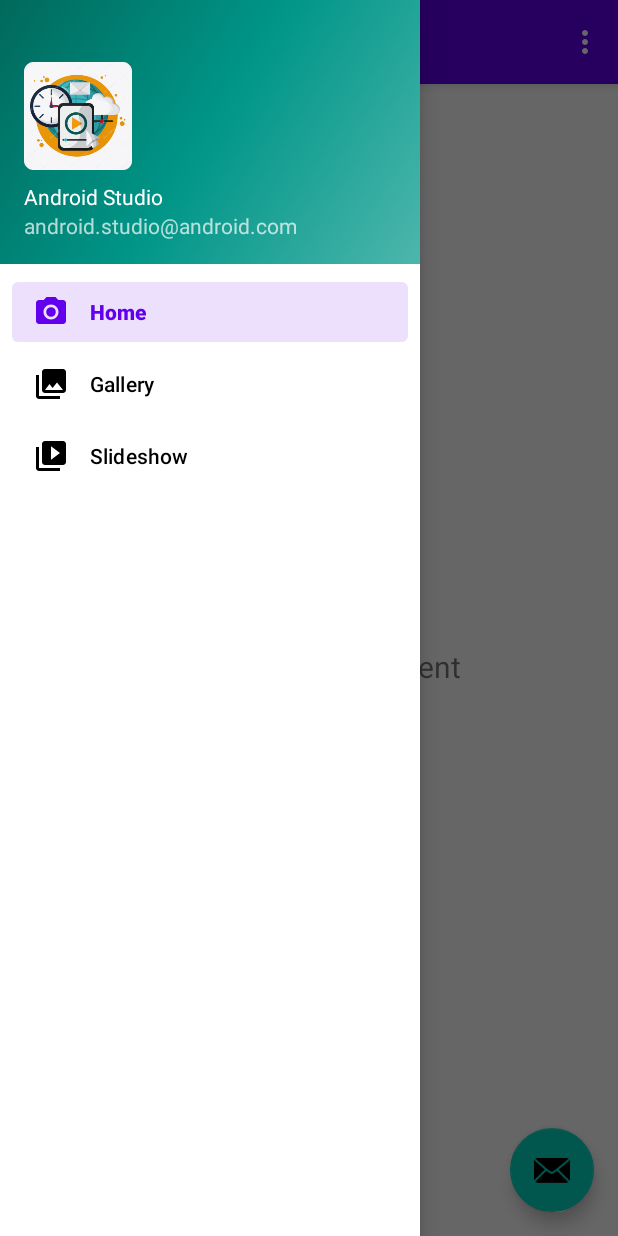
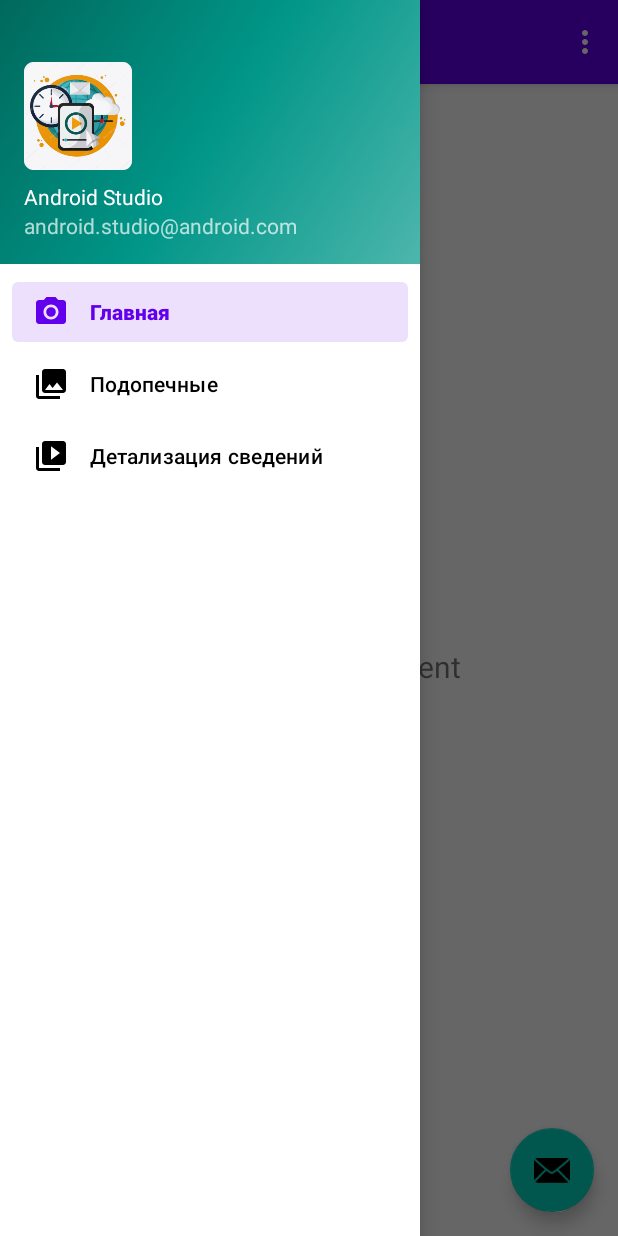
Before and after one commit to stdimensiy/Control_Panel_DA, an Android app: the screen it shows after launch (MainActivity), with the side drawer open, on a phone screen of 412 x 824 dp. Run offline under Robolectric (Android 15) with nearby library versions, the phone set to English and light mode, and no system bars; our stand-ins replace navigation-ui.

Commit message:
Bpv 0.4 Разработка UI - выполнен рефакторинг стандартного шаблона - добавлен в модуль users recyclerView и к нему viewHolder - пользователи добавлены непосредственно в адаптер (заглушка)

```diff
--- a/app/src/main/java/ru/vdv/dadapprovescontrolpanel/MainActivity.kt
+++ b/app/src/main/java/ru/vdv/dadapprovescontrolpanel/MainActivity.kt
@@ -38,7 +38,7 @@ class MainActivity : AppCompatActivity() {
         // menu should be considered as top level destinations.
         appBarConfiguration = AppBarConfiguration(
             setOf(
-                R.id.nav_home, R.id.nav_gallery, R.id.nav_slideshow
+                R.id.nav_home, R.id.nav_users, R.id.nav_user_details
             ), drawerLayout
         )
         setupActionBarWithNavController(navController, appBarConfiguration)
--- /dev/null
+++ b/app/src/main/java/ru/vdv/dadapprovescontrolpanel/domain/User.kt
@@ -0,0 +1,3 @@
+package ru.vdv.dadapprovescontrolpanel.domain
+
+data class User(val name: String)
--- a/app/src/main/java/ru/vdv/dadapprovescontrolpanel/ui/gallery/GalleryViewModel.kt
+++ b/app/src/main/java/ru/vdv/dadapprovescontrolpanel/ui/users/UsersViewModel.kt
@@ -1,10 +1,10 @@
-package ru.vdv.dadapprovescontrolpanel.ui.gallery
+package ru.vdv.dadapprovescontrolpanel.ui.users
 
 import androidx.lifecycle.LiveData
 import androidx.lifecycle.MutableLiveData
 import androidx.lifecycle.ViewModel
 
-class GalleryViewModel : ViewModel() {
+class UsersViewModel : ViewModel() {
 
     private val _text = MutableLiveData<String>().apply {
         value = "This is gallery Fragment"
--- a/app/src/main/java/ru/vdv/dadapprovescontrolpanel/ui/slideshow/SlideshowViewModel.kt
+++ b/app/src/main/java/ru/vdv/dadapprovescontrolpanel/ui/users/details/UserDetailsViewModel.kt
@@ -1,10 +1,10 @@
-package ru.vdv.dadapprovescontrolpanel.ui.slideshow
+package ru.vdv.dadapprovescontrolpanel.ui.users.details
 
 import androidx.lifecycle.LiveData
 import androidx.lifecycle.MutableLiveData
 import androidx.lifecycle.ViewModel
 
-class SlideshowViewModel : ViewModel() {
+class UserDetailsViewModel : ViewModel() {
 
     private val _text = MutableLiveData<String>().apply {
         value = "This is slideshow Fragment"
--- a/app/src/main/res/layout/app_bar_main.xml
+++ b/app/src/main/res/layout/app_bar_main.xml
@@ -29,6 +29,7 @@
         android:layout_gravity="bottom|end"
         android:layout_marginEnd="@dimen/fab_margin"
         android:layout_marginBottom="16dp"
-        app:srcCompat="@android:drawable/ic_dialog_email" />
+        app:srcCompat="@android:drawable/ic_dialog_email"
+        android:contentDescription="@string/fab_contentDescription" />
 
 </androidx.coordinatorlayout.widget.CoordinatorLayout>
--- a/app/src/main/res/layout/fragment_slideshow.xml
+++ b/app/src/main/res/layout/fragment_user_details.xml
@@ -4,10 +4,10 @@
     xmlns:tools="http://schemas.android.com/tools"
     android:layout_width="match_parent"
     android:layout_height="match_parent"
-    tools:context=".ui.slideshow.SlideshowFragment">
+    tools:context=".ui.users.details.UserDetailsFragment">
 
     <TextView
-        android:id="@+id/text_slideshow"
+        android:id="@+id/stub_text_fragment_user_details"
         android:layout_width="match_parent"
         android:layout_height="wrap_content"
         android:layout_marginStart="8dp"
--- a/app/src/main/res/menu/activity_main_drawer.xml
+++ b/app/src/main/res/menu/activity_main_drawer.xml
@@ -9,12 +9,12 @@
             android:icon="@drawable/ic_menu_camera"
             android:title="@string/menu_home" />
         <item
-            android:id="@+id/nav_gallery"
+            android:id="@+id/nav_users"
             android:icon="@drawable/ic_menu_gallery"
-            android:title="@string/menu_gallery" />
+            android:title="@string/menu_users" />
         <item
-            android:id="@+id/nav_slideshow"
+            android:id="@+id/nav_user_details"
             android:icon="@drawable/ic_menu_slideshow"
-            android:title="@string/menu_slideshow" />
+            android:title="@string/menu_user_details" />
     </group>
 </menu>
--- a/app/src/main/res/values/strings.xml
+++ b/app/src/main/res/values/strings.xml
@@ -7,9 +7,9 @@
     <string name="nav_header_desc">Navigation header</string>
     <string name="action_settings">Settings</string>
 
-    <string name="menu_home">Home</string>
-    <string name="menu_gallery">Gallery</string>
-    <string name="menu_slideshow">Slideshow</string>
+    <string name="menu_home">Главная</string>
+    <string name="menu_users">Подопечные</string>
+    <string name="menu_user_details">Детализация сведений</string>
     <!-- Preference Titles -->
     <string name="messages_header">Messages</string>
     <string name="sync_header">Sync</string>
@@ -25,4 +25,7 @@
     </string>
     <string name="attachment_summary_off">Only download attachments when manually requested</string>
     <string name="menu_settings_label">Настройки</string>
+    <string name="fab_contentDescription">написать сообщение</string>
+    <string name="iv_userListItem_contentDescription">Аватарка пользователя</string>
+    <string name="tv_userListItem_text_plug">Имя пользователя</string>
 </resources>
```
Also changed, not shown: app/src/main/java/ru/vdv/dadapprovescontrolpanel/ui/gallery/GalleryFragment.kt (deleted, +0 -42 lines), app/src/main/java/ru/vdv/dadapprovescontrolpanel/ui/users/UsersAdapter.kt (added, +31 -0 lines), app/src/main/java/ru/vdv/dadapprovescontrolpanel/ui/users/UsersFragment.kt (added, +52 -0 lines), app/src/main/java/ru/vdv/dadapprovescontrolpanel/ui/users/UsersViewHolder.kt (added, +12 -0 lines), app/src/main/java/ru/vdv/dadapprovescontrolpanel/ui/users/details/UserDetailsFragment.kt (renamed from app/src/main/java/ru/vdv/dadapprovescontrolpanel/ui/slideshow/SlideshowFragment.kt, +7 -7 lines), app/src/main/res/layout/fragment_gallery.xml (deleted, +0 -22 lines), app/src/main/res/layout/fragment_users.xml (added, +45 -0 lines), app/src/main/res/layout/users_list_item.xml (added, +41 -0 lines), app/src/main/res/navigation/mobile_navigation.xml (+8 -8 lines), app/src/main/res/drawable/user_plug.jpg (added).
